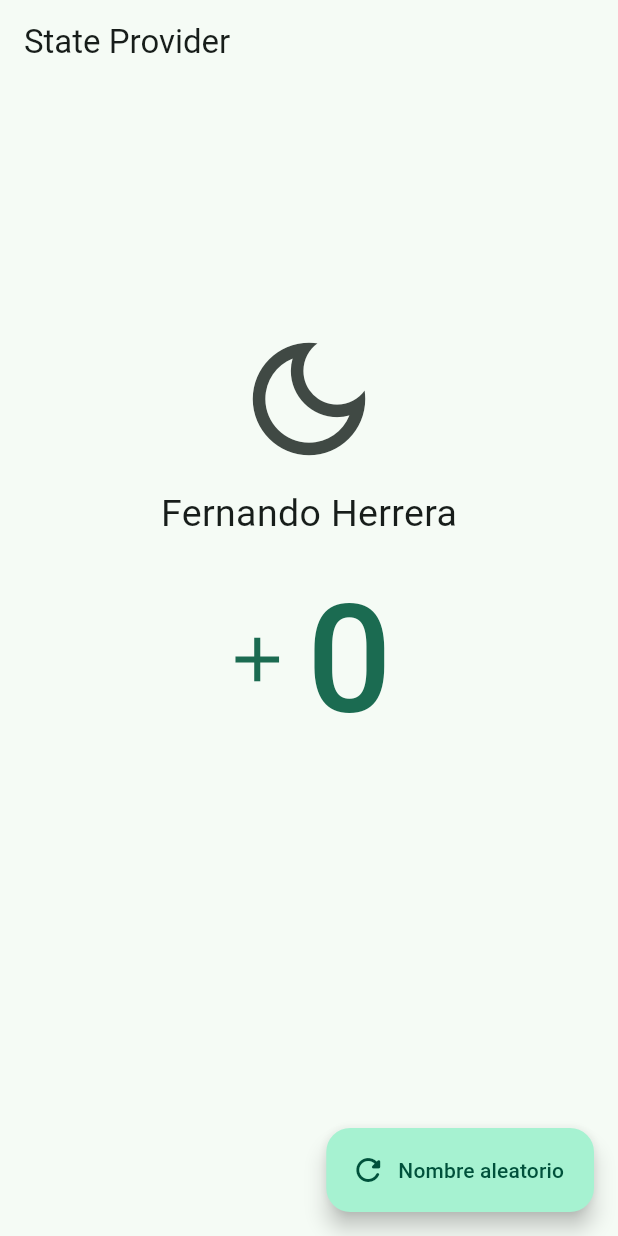
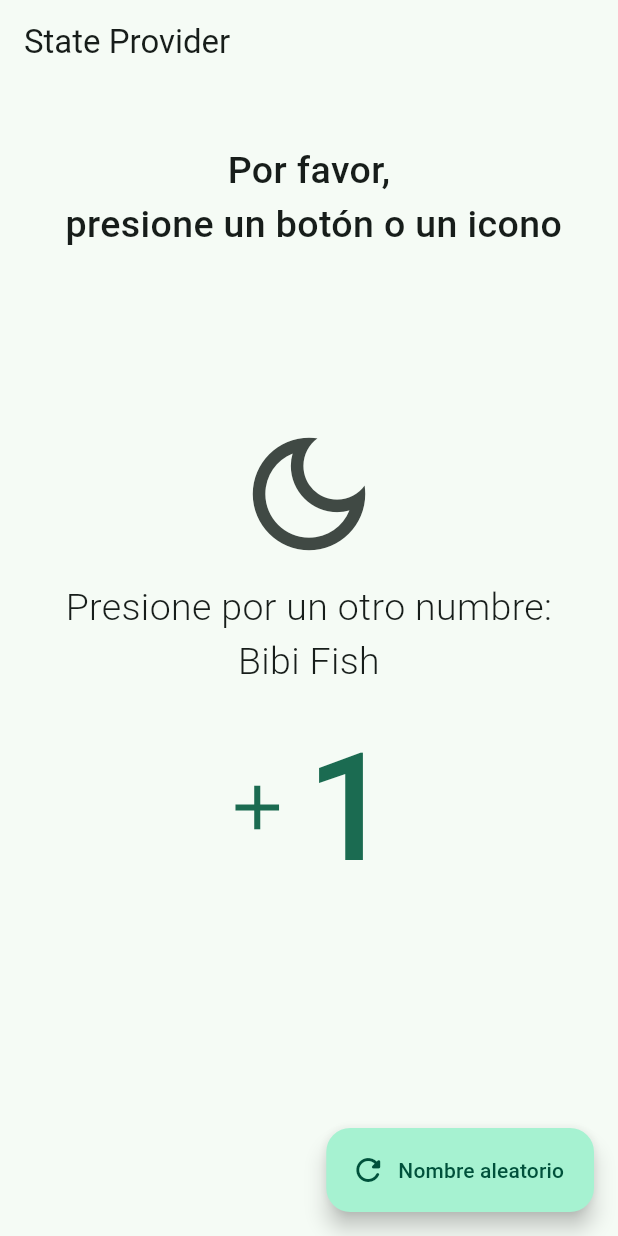
Before and after one commit to emagnu/usar_riverpod, a Flutter app: the StateProviderScreen screen opened by its route, after a tap on an icon or button, on a phone screen of 412 x 824 dp. Run offline on Flutter 3.47's test engine with Material 3 defaults, Android fonts, the phone set to English and light mode, and no system bars; our stand-ins replace dio, flutter_riverpod, go_router, riverpod_annotation; missing offline and left inert: random_name_generator; generated files the repository leaves out were written again.

Commit message:
Provider con cambios de estado

```diff
--- a/lib/presentation/providers/providers.dart
+++ b/lib/presentation/providers/providers.dart
@@ -2,6 +2,7 @@
 //  Import LIBRARIES
 //  Import FILES
 export './hello_world_provider.dart';
+export './state_providers.dart';
 //  PARTS
 //  PROVIDERS
 //  //  ///
--- /dev/null
+++ b/lib/presentation/providers/state_providers.dart
@@ -0,0 +1,28 @@
+//  //   ///
+//  Import LIBRARIES
+import 'package:riverpod_annotation/riverpod_annotation.dart';
+//  Import FILES
+//  PARTS
+part 'state_providers.g.dart';
+//  PROVIDERS
+//  //  ///
+
+@riverpod
+class Counter extends _$Counter {
+  @override
+  int build() {
+    return 0;
+  }
+
+  void increment() {
+    state = state + 1;
+  }
+
+  void decrement() {
+    state = state - 1;
+  }
+
+  void reset() {
+    state = 0;
+  }
+}
--- a/lib/presentation/screens/03_state_provider/state_provider_screen.dart
+++ b/lib/presentation/screens/03_state_provider/state_provider_screen.dart
@@ -1,23 +1,33 @@
 //  //   ///
 //  Import LIBRARIES
 import 'package:flutter/material.dart';
+import 'package:flutter_riverpod/flutter_riverpod.dart';
 //  Import FILES
+import '../../providers/state_providers.dart';
 //  PARTS
 //  PROVIDERS
 //  //  ///
 
-class StateProviderScreen extends StatelessWidget {
+// class StateProviderScreen extends StatelessWidget {
+class StateProviderScreen extends ConsumerWidget {
   const StateProviderScreen({super.key});
 
   @override
-  Widget build(BuildContext context) {
+  Widget build(BuildContext context, WidgetRef ref) {
+    final counter = ref.watch(counterProvider);
+
     return Scaffold(
       appBar: AppBar(
         title: const Text('State Provider'),
       ),
       body: Center(
           child: Column(
+        mainAxisAlignment: MainAxisAlignment.center,
         children: [
+          const SizedBox(height: 40.0),
+          const Text('Por favor,\n presione un botón o un icono',
+              style: TextStyle(fontSize: 25, fontWeight: FontWeight.w500),
+              textAlign: TextAlign.center),
           const Spacer(
             flex: 1,
           ),
@@ -26,14 +36,19 @@ class StateProviderScreen extends StatelessWidget {
             icon: const Icon(Icons.dark_mode_outlined, size: 100),
             onPressed: () {},
           ),
-          const Text('Fernando Herrera', style: TextStyle(fontSize: 25)),
+          const Text('Presione por un otro numbre:\nBibi Fish',
+              style: TextStyle(fontSize: 25, fontWeight: FontWeight.w300),
+              textAlign: TextAlign.center),
           TextButton.icon(
             icon: const Icon(
               Icons.add,
               size: 50,
             ),
-            label: const Text('0', style: TextStyle(fontSize: 100)),
-            onPressed: () {},
+            // label: const Text('0', style: TextStyle(fontSize: 100)),
+            label: Text('$counter', style: const TextStyle(fontSize: 100)),
+            onPressed: () {
+              ref.read(counterProvider.notifier).increment();
+            },
           ),
           const Spacer(flex: 2),
         ],
```
Also changed, not shown: lib/presentation/providers/state_providers.g.dart (added).
